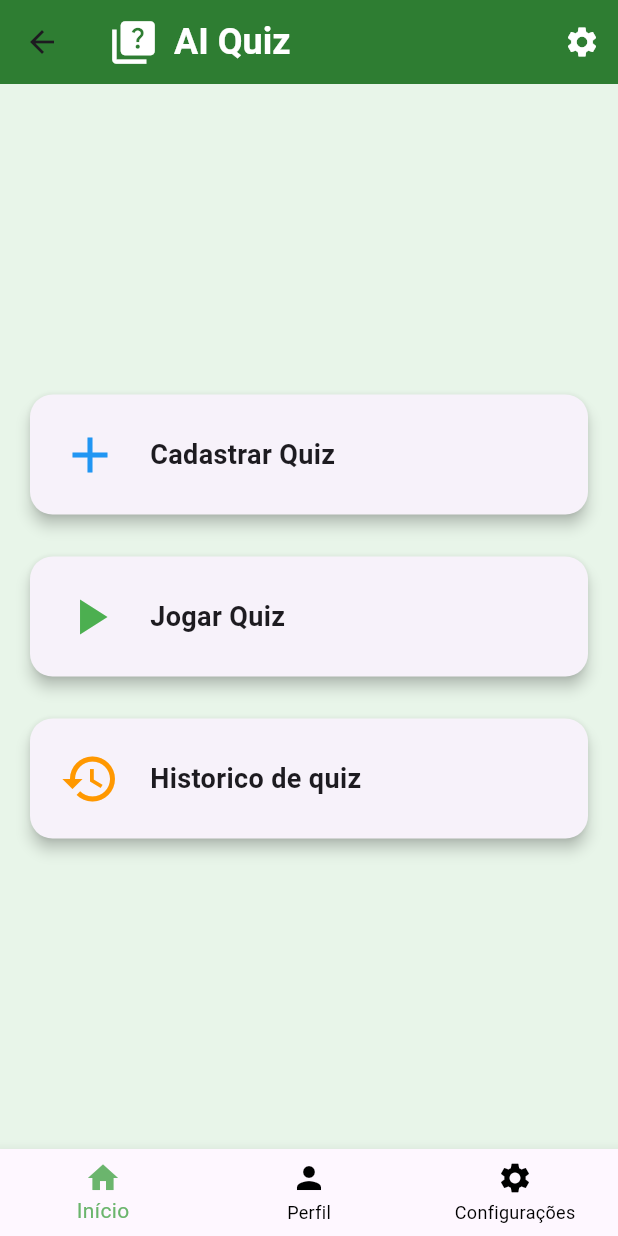
After one commit to Viniciussds/quiz-app, a Flutter app: the HomePage screen opened by its route, on a phone screen of 412 x 824 dp. The commit adds this screen. Run offline on Flutter 3.47's test engine with Material 3 defaults, Android fonts, the light colour scheme and no system bars; our stand-ins replace firebase_auth, firebase_core; accounts and stored records are empty; generated files the repository leaves out were written again.

Commit message:
home criada

```diff
--- a/aiquiz/lib/main.dart
+++ b/aiquiz/lib/main.dart
@@ -2,6 +2,7 @@
 
 import 'package:aiquiz/views/login_screen.dart';
 import 'package:aiquiz/views/singUp_screen.dart';
+import 'package:aiquiz/widgets/my_home_layout.dart';
 import 'package:flutter/material.dart';
 import 'package:firebase_core/firebase_core.dart';
 import 'firebase_options.dart';
@@ -27,6 +28,7 @@ class MyApp extends StatelessWidget {
         '/': (context) => const LoginPage(), // rota inicial
         '/login': (context) => const LoginPage(), // rota para login
         '/singup': (context) => const SingUpPage(), // rota para cadastro
+        '/home' : (context) => const HomePage(),
       },
     );
   }
--- /dev/null
+++ b/aiquiz/lib/views/home_page.dart
@@ -0,0 +1,15 @@
+// main.dart
+import 'package:flutter/material.dart';
+import '../widgets/my_home_layout.dart'; // Importando a HomePage
+
+class MyApp extends StatelessWidget {
+  const MyApp({super.key});
+
+  @override
+  Widget build(BuildContext context) {
+    return const MaterialApp(
+      debugShowCheckedModeBanner: false,
+      home: HomePage(),
+    );
+  }
+}
--- /dev/null
+++ b/aiquiz/lib/widgets/my_custom_card.dart
@@ -0,0 +1,46 @@
+// custom_card.dart
+import 'package:flutter/material.dart';
+
+class CustomCard extends StatelessWidget {
+  final String title;
+  final IconData icon;
+  final Color color;
+  final VoidCallback onTap;
+
+  const CustomCard({
+    super.key,
+    required this.title,
+    required this.icon,
+    required this.color,
+    required this.onTap,
+  });
+
+  @override
+  Widget build(BuildContext context) {
+    return GestureDetector(
+      onTap: onTap,
+      child: Card(
+        elevation: 4,
+        shape: RoundedRectangleBorder(
+          borderRadius: BorderRadius.circular(15),
+        ),
+        child: Padding(
+          padding: const EdgeInsets.all(20.0),
+          child: Row(
+            children: [
+              Icon(icon, size: 40, color: color),
+              const SizedBox(width: 20),
+              Text(
+                title,
+                style: const TextStyle(
+                  fontSize: 18,
+                  fontWeight: FontWeight.bold,
+                ),
+              ),
+            ],
+          ),
+        ),
+      ),
+    );
+  }
+}
--- /dev/null
+++ b/aiquiz/lib/widgets/my_home_layout.dart
@@ -0,0 +1,111 @@
+import 'package:flutter/material.dart';
+import 'my_navbar.dart';
+import 'my_custom_card.dart';
+
+class HomePage extends StatefulWidget {
+  const HomePage({super.key});
+
+  @override
+  _HomePageState createState() => _HomePageState();
+}
+
+class _HomePageState extends State<HomePage> {
+  int _selectedIndex = 0;
+
+  final List<Widget> _pages = [
+    const Center(child: Text('Página Inicial', style: TextStyle(fontSize: 24))),
+    const Center(child: Text('Perfil', style: TextStyle(fontSize: 24))),
+    const Center(child: Text('Configurações', style: TextStyle(fontSize: 24))),
+  ];
+
+  void _onItemTapped(int index) {
+    setState(() {
+      _selectedIndex = index;
+    });
+  }
+
+  @override
+  Widget build(BuildContext context) {
+    // Verifica o tamanho da tela para layout responsivo
+    final bool isWideScreen = MediaQuery.of(context).size.width > 600;
+
+    return Scaffold(
+      appBar: AppBar(
+        backgroundColor: Colors.green[800],
+        title: const Row(
+          children: [
+            Icon(Icons.quiz, color: Colors.white, size: 34.0),
+            SizedBox(width: 10),
+            Text('AI Quiz', style: TextStyle(fontSize: 24, fontWeight: FontWeight.bold, color: Colors.white)),
+          ],
+        ),
+        actions: [
+          IconButton(
+            icon: const Icon(Icons.settings, color: Colors.white,),
+            onPressed: () {
+              ScaffoldMessenger.of(context).showSnackBar(
+                const SnackBar(content: Text('Configurações em breve!')),
+              );
+            },
+          ),
+        ],
+      ),
+      body: Padding(
+        padding: const EdgeInsets.all(16.0),
+        child: isWideScreen
+            ? Row(
+                mainAxisAlignment: MainAxisAlignment.center,
+                children: [
+                  _buildCardsColumn(), // Exibe cards em uma coluna no modo desktop
+                ],
+              )
+            : Column(
+                mainAxisAlignment: MainAxisAlignment.center,
+                children: [
+                  _buildCardsColumn(),
+                ],
+              ),
+      ),
+      backgroundColor: Colors.green[50],
+      bottomNavigationBar: CustomNavbar(
+        currentIndex: _selectedIndex,
+        onItemTapped: _onItemTapped,
+      ),
+    );
+  }
+
+  // Função para agrupar os cards em uma coluna
+  Widget _buildCardsColumn() {
+    return Column(
+      mainAxisAlignment: MainAxisAlignment.center,
+      children: [
+        CustomCard(
+          title: 'Cadastrar Quiz',
+          icon: Icons.add,
+          color: Colors.blue,
+          onTap: () {
+            //rota
+          },
+        ),
+        const SizedBox(height: 20),
+        CustomCard(
+          title: 'Jogar Quiz',
+          icon: Icons.play_arrow,
+          color: Colors.green,
+          onTap: () {
+            //rota
+          },
+        ),
+        const SizedBox(height: 20),
+        CustomCard(
+          title: 'Historico de quiz',
+          icon: Icons.history,
+          color: Colors.orange,
+          onTap: () {
+           //rota
+          },
+        ),
+      ],
+    );
+  }
+}
--- /dev/null
+++ b/aiquiz/lib/widgets/my_navbar.dart
@@ -0,0 +1,37 @@
+// navbar.dart
+import 'package:flutter/material.dart';
+
+class CustomNavbar extends StatelessWidget {
+  final int currentIndex;
+  final ValueChanged<int> onItemTapped;
+
+  const CustomNavbar({
+    super.key,
+    required this.currentIndex,
+    required this.onItemTapped,
+  });
+  @override
+  Widget build(BuildContext context) {
+    return BottomNavigationBar(
+
+      items: const <BottomNavigationBarItem>[
+        BottomNavigationBarItem(
+          icon: Icon(Icons.home),
+          label: 'Início',
+        ),
+        BottomNavigationBarItem(
+          icon: Icon(Icons.person),
+          label: 'Perfil',
+        ),
+        BottomNavigationBarItem(
+          icon: Icon(Icons.settings),
+          label: 'Configurações',
+        ),
+      ],
+      currentIndex: currentIndex,
+      selectedItemColor: const Color.fromARGB(255, 107, 181, 109),
+      unselectedItemColor: Colors.black,
+      onTap: onItemTapped,
+    );
+  }
+}
```
